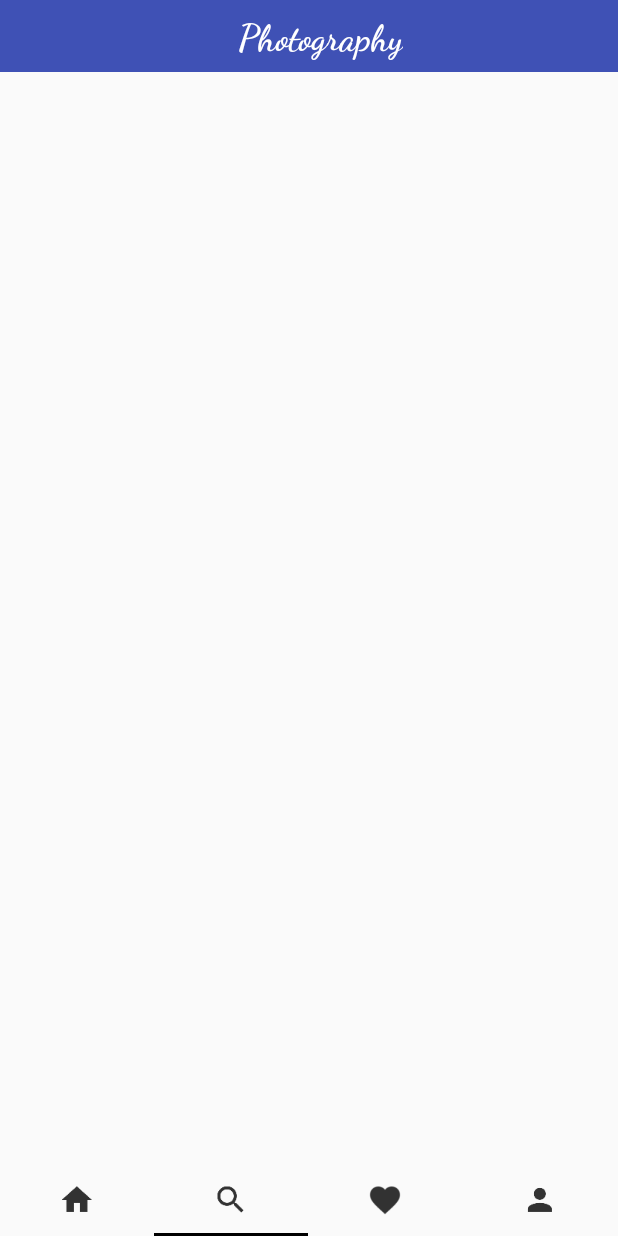
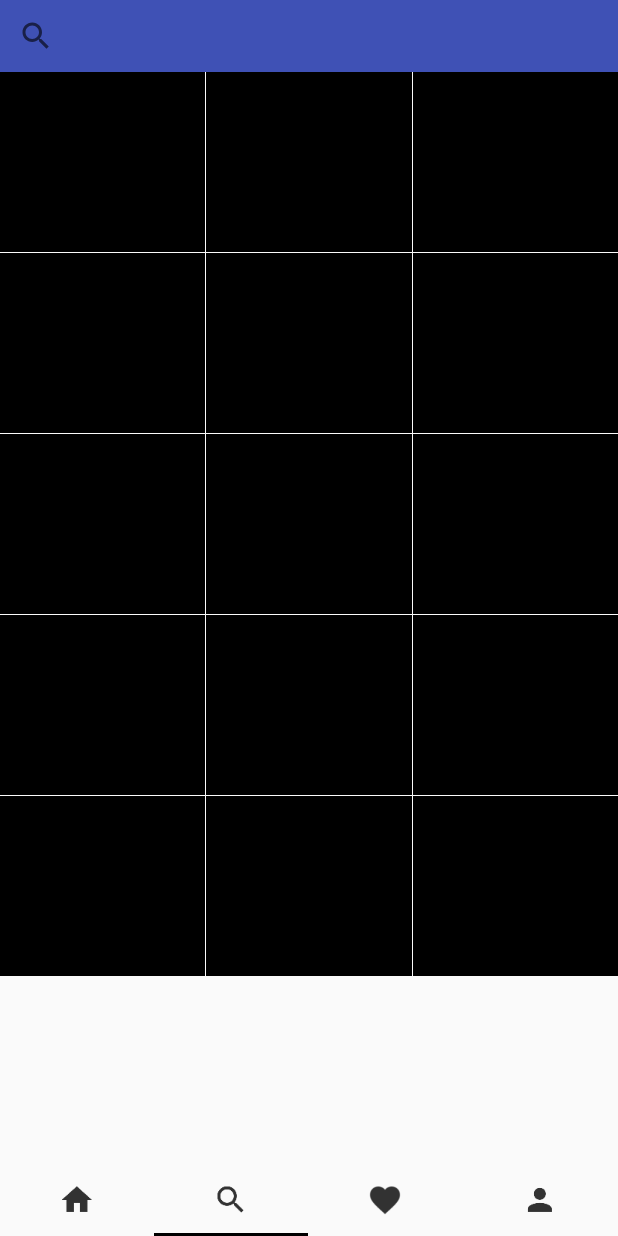
Before and after one commit to shrungBhatt/PhotoGraphy, an Android app: the screen it shows after launch (Activity_HomeScreen), item 2 of the bottom bar chosen, on a phone screen of 412 x 824 dp. Run offline under Robolectric (Android 15) with nearby library versions, the phone set to English and light mode, and no system bars; our stand-ins replace ButterKnife.

Commit message:
Created the screen for Fragment_Search

```diff
--- /dev/null
+++ b/app/src/main/java/adapter/Adapter_PhotoView.java
@@ -0,0 +1,50 @@
+package adapter;
+
+import android.content.Context;
+import android.support.v7.widget.RecyclerView;
+import android.view.LayoutInflater;
+import android.view.ViewGroup;
+import android.widget.ImageView;
+
+import com.projects.shrungbhatt.photography.R;
+
+/**
+ * Created by jigsaw on 18/2/18.
+ */
+
+public class Adapter_PhotoView extends RecyclerView.Adapter<Adapter_PhotoView.PhotoHolder>{
+
+    private Context mContext;
+
+    public Adapter_PhotoView(Context context){
+        mContext = context;
+    }
+
+    @Override
+    public PhotoHolder onCreateViewHolder(ViewGroup parent, int viewType) {
+        LayoutInflater inflater = LayoutInflater.from(mContext);
+        return new PhotoHolder(inflater,parent);
+    }
+
+    @Override
+    public void onBindViewHolder(PhotoHolder holder, int position) {
+
+    }
+
+    @Override
+    public int getItemCount() {
+        return 15;
+    }
+
+    class PhotoHolder extends RecyclerView.ViewHolder{
+
+        private ImageView mPhoto;
+
+        PhotoHolder(LayoutInflater inflater, ViewGroup parent){
+            super(inflater.inflate(R.layout.list_item_photo,parent,false));
+
+            mPhoto = itemView.findViewById(R.id.list_item_photo_image_view);
+
+        }
+    }
+}
--- a/app/src/main/java/fragments/Fragment_Search.java
+++ b/app/src/main/java/fragments/Fragment_Search.java
@@ -4,11 +4,20 @@ import android.os.Bundle;
 import android.support.annotation.NonNull;
 import android.support.annotation.Nullable;
 import android.support.v4.app.Fragment;
+import android.support.v7.widget.GridLayoutManager;
+import android.support.v7.widget.RecyclerView;
 import android.view.LayoutInflater;
 import android.view.View;
 import android.view.ViewGroup;
+import android.widget.SearchView;
 
 import com.projects.shrungbhatt.photography.R;
+
+import adapter.Adapter_PhotoView;
+import butterknife.BindView;
+import butterknife.ButterKnife;
+import butterknife.Unbinder;
+import utils.ItemDecorationAlbumColumns;
 
 /**
  * Created by jigsaw on 18/2/18.
@@ -16,12 +25,33 @@ import com.projects.shrungbhatt.photography.R;
 
 public class Fragment_Search extends Fragment {
 
+    @BindView(R.id.search_fragment_searchview)
+    SearchView searchFragmentSearchview;
+    @BindView(R.id.search_recyclerview)
+    RecyclerView searchRecyclerview;
+    Unbinder unbinder;
+
     @Nullable
     @Override
     public View onCreateView(@NonNull LayoutInflater inflater, @Nullable ViewGroup container,
                              @Nullable Bundle savedInstanceState) {
-        View v = inflater.inflate(R.layout.fragment_search,container,false);
+        View v = inflater.inflate(R.layout.fragment_search, container, false);
 
+        unbinder = ButterKnife.bind(this, v);
+
+        setUpRecyclerView();
         return v;
     }
+
+    private void setUpRecyclerView(){
+        searchRecyclerview.setLayoutManager(new GridLayoutManager(getActivity(),3));
+        searchRecyclerview.addItemDecoration(new ItemDecorationAlbumColumns(1,3));
+        searchRecyclerview.setAdapter(new Adapter_PhotoView(getActivity()));
+    }
+
+    @Override
+    public void onDestroyView() {
+        super.onDestroyView();
+        unbinder.unbind();
+    }
 }
--- /dev/null
+++ b/app/src/main/java/utils/ItemDecorationAlbumColumns.java
@@ -0,0 +1,60 @@
+package utils;
+
+/**
+ * Created by jigsaw on 18/2/18.
+ */
+
+import android.graphics.Rect;
+import android.support.v7.widget.RecyclerView;
+import android.view.View;
+
+public class ItemDecorationAlbumColumns extends RecyclerView.ItemDecoration {
+
+    private int mSizeGridSpacingPx;
+    private int mGridSize;
+
+    private boolean mNeedLeftSpacing = false;
+
+    public ItemDecorationAlbumColumns(int gridSpacingPx, int gridSize) {
+        mSizeGridSpacingPx = gridSpacingPx;
+        mGridSize = gridSize;
+    }
+
+    @Override
+    public void getItemOffsets(Rect outRect, View view, RecyclerView parent, RecyclerView.State state) {
+        int frameWidth = (int) ((parent.getWidth() - (float) mSizeGridSpacingPx * (mGridSize - 1)) / mGridSize);
+        int padding = parent.getWidth() / mGridSize - frameWidth;
+        int itemPosition = ((RecyclerView.LayoutParams) view.getLayoutParams()).getViewAdapterPosition();
+        if (itemPosition < mGridSize) {
+            outRect.top = 0;
+        } else {
+            outRect.top = mSizeGridSpacingPx;
+        }
+        if (itemPosition % mGridSize == 0) {
+            outRect.left = 0;
+            outRect.right = padding;
+            mNeedLeftSpacing = true;
+        } else if ((itemPosition + 1) % mGridSize == 0) {
+            mNeedLeftSpacing = false;
+            outRect.right = 0;
+            outRect.left = padding;
+        } else if (mNeedLeftSpacing) {
+            mNeedLeftSpacing = false;
+            outRect.left = mSizeGridSpacingPx - padding;
+            if ((itemPosition + 2) % mGridSize == 0) {
+                outRect.right = mSizeGridSpacingPx - padding;
+            } else {
+                outRect.right = mSizeGridSpacingPx / 2;
+            }
+        } else if ((itemPosition + 2) % mGridSize == 0) {
+            mNeedLeftSpacing = false;
+            outRect.left = mSizeGridSpacingPx / 2;
+            outRect.right = mSizeGridSpacingPx - padding;
+        } else {
+            mNeedLeftSpacing = false;
+            outRect.left = mSizeGridSpacingPx / 2;
+            outRect.right = mSizeGridSpacingPx / 2;
+        }
+        outRect.bottom = 0;
+    }
+}
--- a/app/src/main/res/layout/activity_homescreen.xml
+++ b/app/src/main/res/layout/activity_homescreen.xml
@@ -5,26 +5,6 @@
     android:layout_height="match_parent">
 
 
-    <android.support.v7.widget.Toolbar
-        android:layout_width="match_parent"
-        android:layout_height="@dimen/toolbar_height"
-        android:background="@color/colorPrimary">
-
-        <RelativeLayout
-            android:layout_width="match_parent"
-            android:layout_height="match_parent">
-
-            <TextView
-                android:layout_width="wrap_content"
-                android:layout_height="wrap_content"
-                android:layout_centerInParent="true"
-                android:fontFamily="@font/dancing_script_bold"
-                android:text="@string/app_name"
-                android:textColor="@android:color/white"
-                android:textSize="@dimen/text_size_24" />
-
-        </RelativeLayout>
-    </android.support.v7.widget.Toolbar>
 
     <LinearLayout
         android:layout_width="match_parent"
--- a/app/src/main/res/layout/fragment_home.xml
+++ b/app/src/main/res/layout/fragment_home.xml
@@ -1,5 +1,35 @@
 <?xml version="1.0" encoding="utf-8"?>
-<android.support.v7.widget.RecyclerView xmlns:android="http://schemas.android.com/apk/res/android"
-    android:id="@+id/home_recycler_view"
+
+<LinearLayout xmlns:android="http://schemas.android.com/apk/res/android"
     android:layout_width="match_parent"
-    android:layout_height="match_parent"/>
+    android:layout_height="match_parent"
+    android:orientation="vertical">
+
+    <android.support.v7.widget.Toolbar
+        android:layout_width="match_parent"
+        android:layout_height="@dimen/toolbar_height"
+        android:background="@color/colorPrimary">
+
+        <RelativeLayout
+            android:layout_width="match_parent"
+            android:layout_height="match_parent">
+
+            <TextView
+                android:layout_width="wrap_content"
+                android:layout_height="wrap_content"
+                android:layout_centerInParent="true"
+                android:fontFamily="@font/dancing_script_bold"
+                android:text="@string/app_name"
+                android:textColor="@android:color/white"
+                android:textSize="@dimen/text_size_24" />
+
+        </RelativeLayout>
+    </android.support.v7.widget.Toolbar>
+
+
+    <android.support.v7.widget.RecyclerView
+        android:id="@+id/home_recycler_view"
+        android:layout_width="match_parent"
+        android:layout_height="match_parent" />
+
+</LinearLayout>
--- a/app/src/main/res/layout/fragment_search.xml
+++ b/app/src/main/res/layout/fragment_search.xml
@@ -1,6 +1,36 @@
 <?xml version="1.0" encoding="utf-8"?>
 <LinearLayout xmlns:android="http://schemas.android.com/apk/res/android"
-    android:orientation="vertical" android:layout_width="match_parent"
+    xmlns:app="http://schemas.android.com/apk/res-auto"
+    android:orientation="vertical"
+    android:layout_width="match_parent"
     android:layout_height="match_parent">
 
+    <android.support.v7.widget.Toolbar
+        android:layout_width="match_parent"
+        android:layout_height="@dimen/toolbar_height"
+        android:contentInsetLeft="0dp"
+        android:contentInsetStart="0dp"
+        app:contentInsetLeft="0dp"
+        app:contentInsetStart="0dp"
+        android:contentInsetRight="0dp"
+        android:contentInsetEnd="0dp"
+        app:contentInsetRight="0dp"
+        app:contentInsetEnd="0dp"
+        android:background="@color/colorPrimary">
+        <SearchView
+            android:id="@+id/search_fragment_searchview"
+            android:layout_width="match_parent"
+            android:layout_height="wrap_content"
+            android:queryHint="Search for any photo..."
+            android:background="@android:color/transparent"/>
+    </android.support.v7.widget.Toolbar>
+
+
+
+
+    <android.support.v7.widget.RecyclerView
+        android:id="@+id/search_recyclerview"
+        android:layout_width="match_parent"
+        android:layout_height="match_parent"/>
+
 </LinearLayout>
--- /dev/null
+++ b/app/src/main/res/layout/list_item_photo.xml
@@ -0,0 +1,6 @@
+<?xml version="1.0" encoding="utf-8"?>
+<ImageView xmlns:android="http://schemas.android.com/apk/res/android"
+    android:id="@+id/list_item_photo_image_view"
+    android:layout_width="match_parent"
+    android:background="@android:color/black"
+    android:layout_height="120dp" />
```
